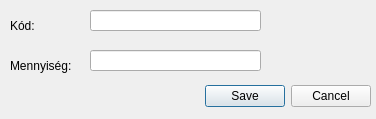
Teaching-projects/SZE-ProgCpp-2018-E-recept, file recept/refresh_dialog.ui: the form before one commit.
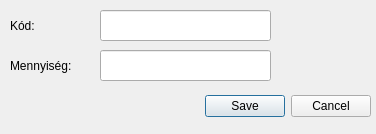
The form after the commit.

Patch:
```diff
--- a/recept/refresh_dialog.ui
+++ b/recept/refresh_dialog.ui
@@ -7,7 +7,7 @@
     <x>0</x>
     <y>0</y>
     <width>376</width>
-    <height>119</height>
+    <height>134</height>
    </rect>
   </property>
   <property name="windowTitle">
@@ -17,7 +17,7 @@
    <property name="geometry">
     <rect>
      <x>30</x>
-     <y>80</y>
+     <y>90</y>
      <width>341</width>
      <height>32</height>
     </rect>
@@ -45,10 +45,10 @@
   <widget class="QLineEdit" name="codeEdit">
    <property name="geometry">
     <rect>
-     <x>90</x>
+     <x>100</x>
      <y>10</y>
      <width>171</width>
-     <height>21</height>
+     <height>31</height>
     </rect>
    </property>
   </widget>
@@ -68,10 +68,10 @@
   <widget class="QLineEdit" name="countEdit">
    <property name="geometry">
     <rect>
-     <x>90</x>
+     <x>100</x>
      <y>50</y>
      <width>171</width>
-     <height>21</height>
+     <height>31</height>
     </rect>
    </property>
   </widget>
```
